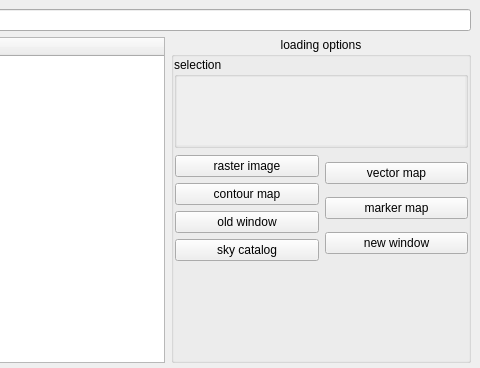
First picture: the form in code/display/implement/QtViewer/QtDataManager.ui, repository radio-astro/casa, before the edit; both pictures show x 274 to 754 and y 0 to 368 of the 754 by 467 pixel window.
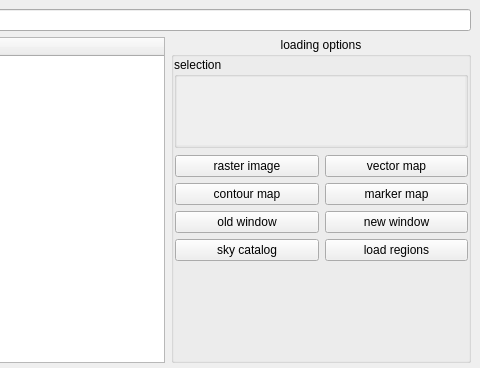
Second picture: the form after the edit. Custom widgets are drawn as their Qt base class.

```diff
--- a/code/display/implement/QtViewer/QtDataManager.ui
+++ b/code/display/implement/QtViewer/QtDataManager.ui
@@ -222,6 +222,13 @@
                </property>
               </widget>
              </item>
+             <item>
+              <widget class="QPushButton" name="regionButton_">
+               <property name="text">
+                <string>load regions</string>
+               </property>
+              </widget>
+             </item>
             </layout>
            </item>
           </layout>
```
